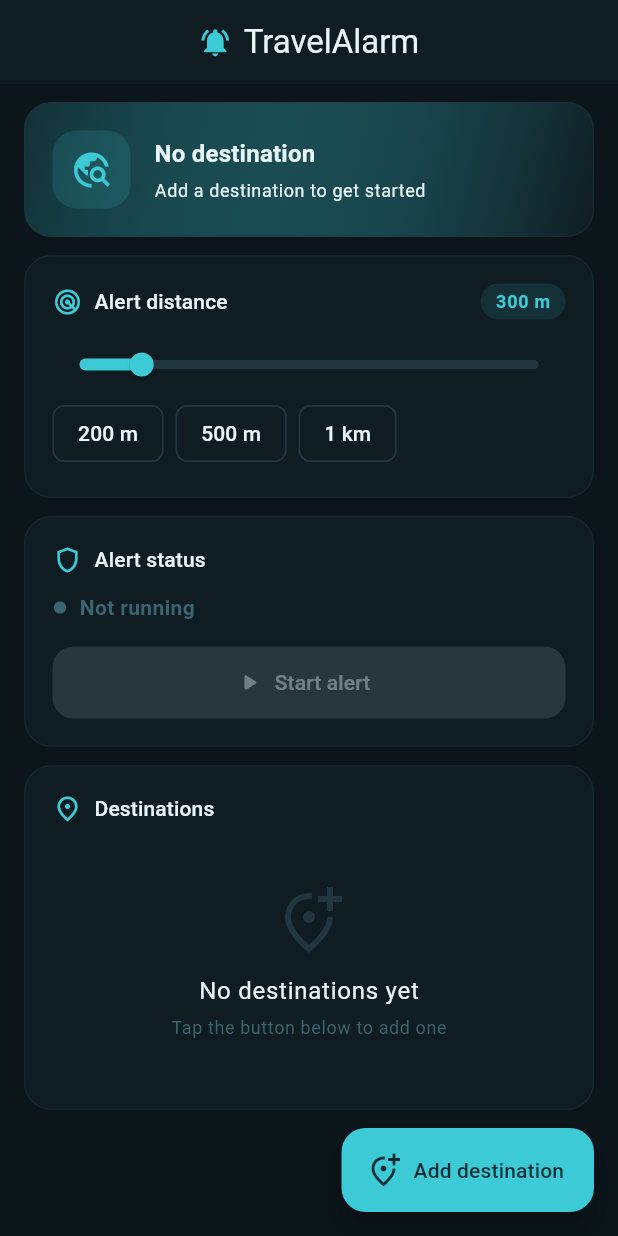
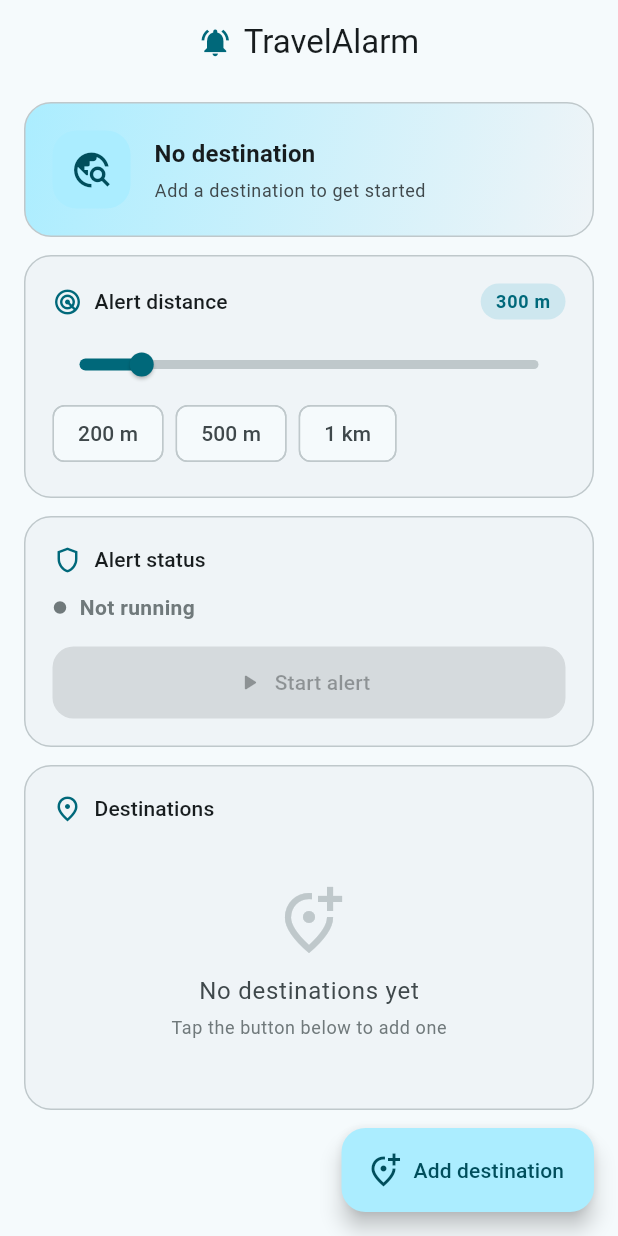
Before and after one commit to nk405/TravelAlarm, a Flutter app: the screen it shows after launch, on a phone screen of 412 x 824 dp. Run offline on Flutter 3.47's test engine with Material 3 defaults, Android fonts, the phone set to English and light mode, and no system bars; drawn by our look-alikes of dynamic_color; our stand-ins replace flutter_local_notifications, flutter_map, geolocator, latlong2, shared_preferences; missing offline and left inert: flutter_ringtone_player.

Commit message:
feat: integrate dynamic color support and update UI components for improved theming

```diff
--- /dev/null
+++ b/devtools_options.yaml
@@ -0,0 +1,3 @@
+description: This file stores settings for Dart & Flutter DevTools.
+documentation: https://docs.flutter.dev/tools/devtools/extensions#configure-extension-enablement-states
+extensions:
--- a/lib/main.dart
+++ b/lib/main.dart
@@ -1,6 +1,10 @@
+import 'package:dynamic_color/dynamic_color.dart';
 import 'package:flutter/material.dart';
 
 import 'screens/home_page.dart';
+
+// Fallback seed colour used on devices without dynamic colour support (pre-Android 12).
+const _seedColor = Color(0xFF1A8FA6);
 
 void main() {
   runApp(const MyApp());
@@ -11,25 +15,43 @@ class MyApp extends StatelessWidget {
 
   @override
   Widget build(BuildContext context) {
+    return DynamicColorBuilder(
+      builder: (ColorScheme? lightDynamic, ColorScheme? darkDynamic) {
+        final light =
+            (lightDynamic ?? ColorScheme.fromSeed(seedColor: _seedColor))
+                .harmonized();
+        final dark =
+            (darkDynamic ??
+                    ColorScheme.fromSeed(
+                      seedColor: _seedColor,
+                      brightness: Brightness.dark,
+                    ))
+                .harmonized();
+
         return MaterialApp(
           title: 'TravelAlarm',
+          themeMode: ThemeMode.system,
           theme: ThemeData(
             useMaterial3: true,
-        colorScheme: const ColorScheme.dark(
-          primary: Color(0xFF3CCAD6),
-          onPrimary: Color(0xFF042C33),
-          secondary: Color(0xFF2BA6B6),
-          onSecondary: Color(0xFF031E23),
-          tertiary: Color(0xFFA6E7EE),
-          onTertiary: Color(0xFF052930),
-          surface: Color(0xFF0F1C22),
-          onSurface: Color(0xFFE7F6F8),
-          outline: Color(0xFF3B6570),
-          outlineVariant: Color(0xFF223640),
+            colorScheme: light,
+            inputDecorationTheme: InputDecorationTheme(
+              border: OutlineInputBorder(
+                borderRadius: BorderRadius.circular(12),
               ),
-        scaffoldBackgroundColor: const Color(0xFF0B151A),
+            ),
+          ),
+          darkTheme: ThemeData(
+            useMaterial3: true,
+            colorScheme: dark,
+            inputDecorationTheme: InputDecorationTheme(
+              border: OutlineInputBorder(
+                borderRadius: BorderRadius.circular(12),
+              ),
+            ),
           ),
           home: const MyHomePage(title: 'TravelAlarm'),
         );
+      },
+    );
   }
 }
--- a/lib/screens/home_page.dart
+++ b/lib/screens/home_page.dart
@@ -300,7 +300,7 @@ class _MyHomePageState extends State<MyHomePage> {
               // --- Hero status card ---
               CardSection(
                 gradient: LinearGradient(
-                  colors: [colors.primary.withOpacity(0.15), colors.surface],
+                  colors: [colors.primaryContainer, colors.surfaceContainerLow],
                   begin: Alignment.topLeft,
                   end: Alignment.bottomRight,
                 ),
@@ -310,12 +310,12 @@ class _MyHomePageState extends State<MyHomePage> {
                       width: 52,
                       height: 52,
                       decoration: BoxDecoration(
-                        color: colors.primary.withOpacity(0.15),
+                        color: colors.primaryContainer,
                         borderRadius: BorderRadius.circular(16),
                       ),
                       child: Icon(
                         Icons.travel_explore,
-                        color: colors.primary,
+                        color: colors.onPrimaryContainer,
                         size: 28,
                       ),
                     ),
@@ -373,7 +373,7 @@ class _MyHomePageState extends State<MyHomePage> {
                             vertical: 4,
                           ),
                           decoration: BoxDecoration(
-                            color: colors.primary.withOpacity(0.12),
+                            color: colors.secondaryContainer,
                             borderRadius: BorderRadius.circular(20),
                           ),
                           child: Text(
@@ -532,7 +532,10 @@ class _MyHomePageState extends State<MyHomePage> {
               if (_monitor != null)
                 CardSection(
                   gradient: LinearGradient(
-                    colors: [colors.primary.withOpacity(0.08), colors.surface],
+                    colors: [
+                      colors.tertiaryContainer,
+                      colors.surfaceContainerLow,
+                    ],
                     begin: Alignment.centerLeft,
                     end: Alignment.centerRight,
                   ),
@@ -544,12 +547,12 @@ class _MyHomePageState extends State<MyHomePage> {
                           Container(
                             padding: const EdgeInsets.all(10),
                             decoration: BoxDecoration(
-                              color: colors.primary.withOpacity(0.12),
+                              color: colors.tertiaryContainer,
                               borderRadius: BorderRadius.circular(12),
                             ),
                             child: Icon(
                               Icons.straighten,
-                              color: colors.primary,
+                              color: colors.onTertiaryContainer,
                               size: 22,
                             ),
                           ),
@@ -864,19 +867,19 @@ class _MyHomePageState extends State<MyHomePage> {
                               alignment: Alignment.centerRight,
                               padding: const EdgeInsets.only(right: 20),
                               decoration: BoxDecoration(
-                                color: colors.error.withOpacity(0.15),
+                                color: colors.errorContainer,
                                 borderRadius: BorderRadius.circular(14),
                               ),
                               child: Icon(
                                 Icons.delete_outline,
-                                color: colors.error,
+                                color: colors.onErrorContainer,
                               ),
                             ),
                             child: Material(
                               color:
                                   isActive
-                                      ? colors.primary.withOpacity(0.08)
-                                      : colors.outlineVariant.withOpacity(0.15),
+                                      ? colors.primaryContainer
+                                      : colors.surfaceContainerLow,
                               borderRadius: BorderRadius.circular(14),
                               child: InkWell(
                                 borderRadius: BorderRadius.circular(14),
@@ -896,11 +899,9 @@ class _MyHomePageState extends State<MyHomePage> {
                                         decoration: BoxDecoration(
                                           color:
                                               isActive
-                                                  ? colors.primary.withOpacity(
-                                                    0.15,
-                                                  )
-                                                  : colors.outlineVariant
-                                                      .withOpacity(0.25),
+                                                  ? colors.primaryContainer
+                                                  : colors
+                                                      .surfaceContainerHighest,
                                           borderRadius: BorderRadius.circular(
                                             12,
                                           ),
@@ -911,8 +912,8 @@ class _MyHomePageState extends State<MyHomePage> {
                                               : Icons.place_outlined,
                                           color:
                                               isActive
-                                                  ? colors.primary
-                                                  : colors.outline,
+                                                  ? colors.onPrimaryContainer
+                                                  : colors.onSurfaceVariant,
                                           size: 22,
                                         ),
                                       ),
--- a/lib/widgets/home_components.dart
+++ b/lib/widgets/home_components.dart
@@ -14,9 +14,9 @@ class CardSection extends StatelessWidget {
       padding: const EdgeInsets.all(18),
       decoration: BoxDecoration(
         gradient: gradient,
-        color: gradient == null ? colors.surface : null,
+        color: gradient == null ? colors.surfaceContainerLow : null,
         borderRadius: BorderRadius.circular(18),
-        border: Border.all(color: colors.outlineVariant.withOpacity(0.4)),
+        border: Border.all(color: colors.outlineVariant),
       ),
       child: child,
     );
@@ -187,7 +187,9 @@ class _PulsingDotState extends State<PulsingDot>
                 height: 10,
                 decoration: BoxDecoration(
                   shape: BoxShape.circle,
-                  color: widget.color.withOpacity(1.0 - _ctrl.value * 0.5),
+                  color: widget.color.withValues(
+                    alpha: 1.0 - _ctrl.value * 0.5,
+                  ),
                 ),
               ),
             ),
--- a/pubspec.yaml
+++ b/pubspec.yaml
@@ -41,6 +41,7 @@ dependencies:
   flutter_ringtone_player: ^4.0.0
   http: ^1.2.2
   shared_preferences: ^2.3.2
+  dynamic_color: ^1.8.1
 
 dev_dependencies:
   flutter_test:
```
Also changed, not shown: lib/screens/map_picker_page.dart (+5 -7 lines), pubspec.lock. Lines whose indentation alone changed are shown as unchanged.
